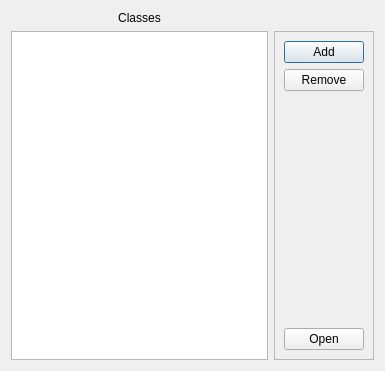
The window that ui/classmenu.ui (Open-Typer/ClassMonitor) describes before a commit, drawn with Qt 5.
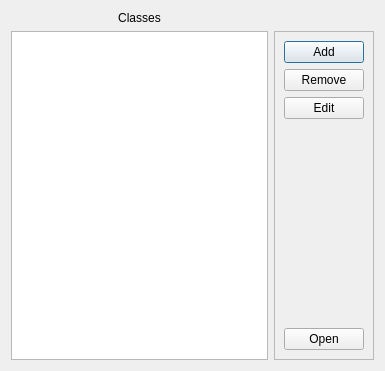
The same window after the commit.

Commit message: ui: classmenu: Add edit button

```diff
--- a/ui/classmenu.ui
+++ b/ui/classmenu.ui
@@ -87,6 +87,13 @@
         </property>
        </widget>
       </item>
+      <item>
+       <widget class="QPushButton" name="editButton">
+        <property name="text">
+         <string>Edit</string>
+        </property>
+       </widget>
+      </item>
       <item alignment="Qt::AlignBottom">
        <widget class="QPushButton" name="openButton">
         <property name="sizePolicy">
```
